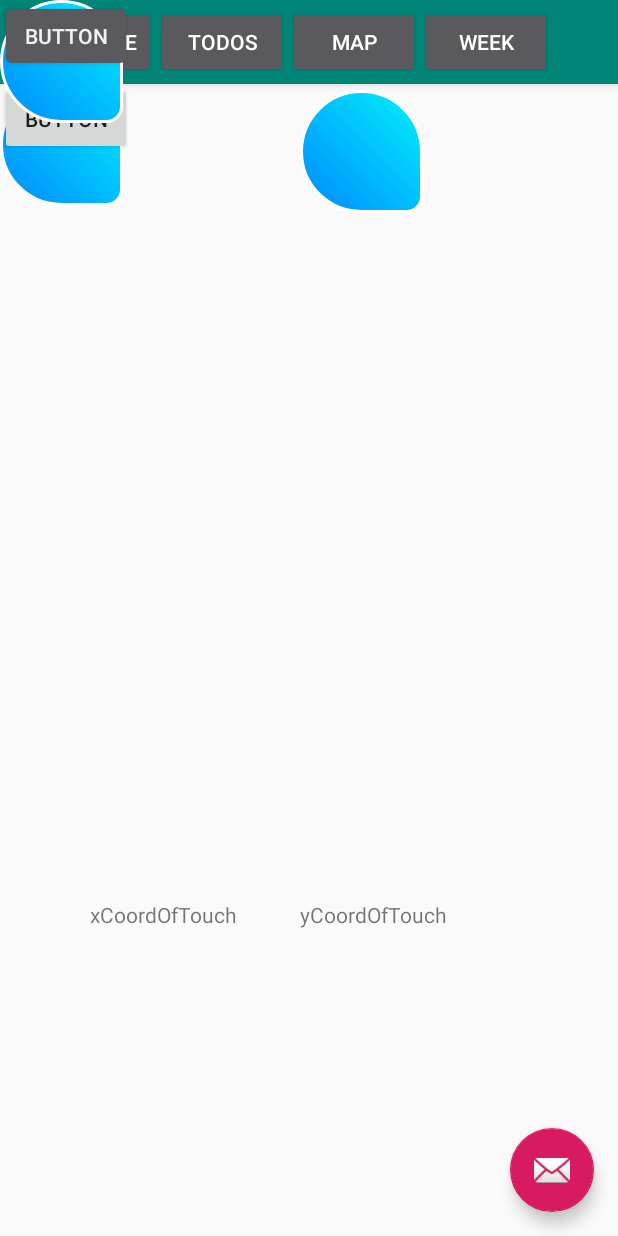
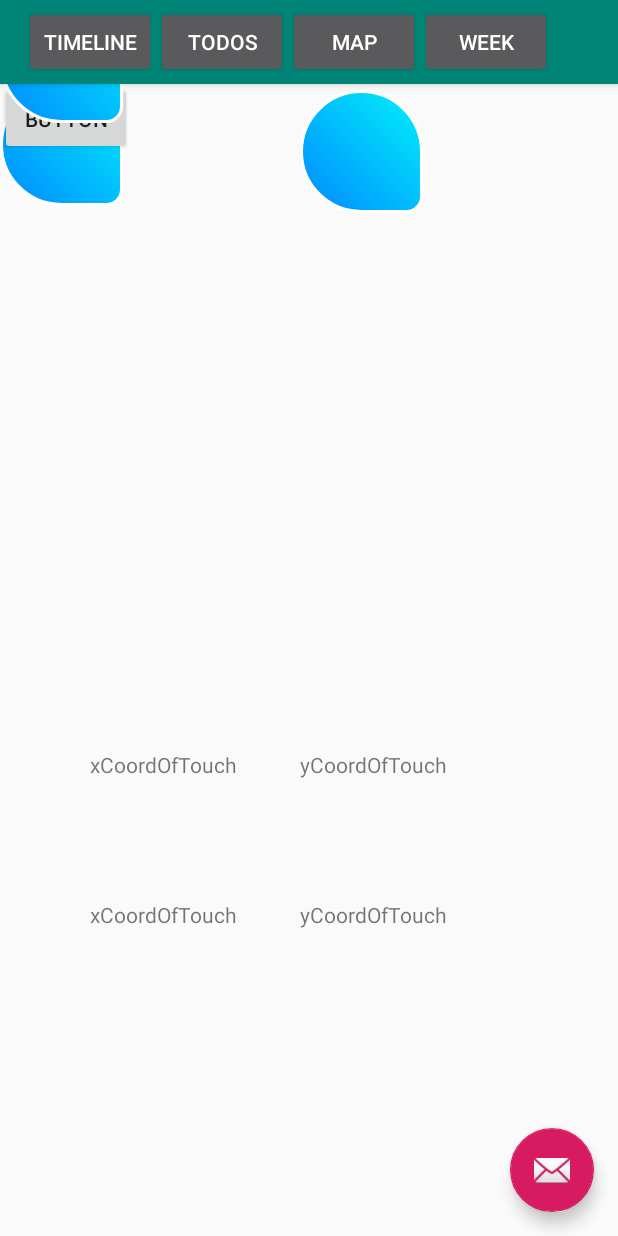
Before and after one commit to player1s/ChecklistExtendedNew, an Android app: the mapOfUnderstanding screen opened directly, with no data from a screen before it, after a tap on an icon or button, on a phone screen of 412 x 824 dp. Run offline under Robolectric (Android 15) with nearby library versions, the phone set to English and light mode, and no system bars.

Commit message:
halfway to 5th step

```diff
--- a/app/src/main/java/com/example/checklistextended/mapOfUnderstanding.java
+++ b/app/src/main/java/com/example/checklistextended/mapOfUnderstanding.java
@@ -42,12 +42,15 @@ public class mapOfUnderstanding extends AppCompatActivity {
 
         final TextView xCoord = findViewById(R.id.xCoordOfTouch);
         final TextView yCoord = findViewById(R.id.yCoordOfTouch);
+        final TextView xCoord2 = findViewById(R.id.xCoordOfTouch2);
+        final TextView yCoord2 = findViewById(R.id.yCoordOfTouch2);
         final CoordinatorLayout coordinatorLayoutInMap = findViewById(R.id.coordinatorlayoutForMap);
         final RelativeLayout conceptInMapSinglePiece = findViewById(R.id.conceptInMap);
+        final RelativeLayout sub = findViewById(R.id.sub);
         final ImageView image = findViewById(R.id.my_image_view);
         Button buttonOnImage = findViewById(R.id.buttonOnImage);
         final boolean[] isMapBtnPressed = {false};
-        final ViewGroup viewGroup = (ViewGroup) findViewById(android.R.id.content);
+        final ViewGroup viewGroup = (ViewGroup) findViewById(R.id.coordinatorlayoutForMap);
         final ArrayList<View> inflatedElements = new ArrayList<>();
 
 
@@ -111,7 +114,7 @@ public class mapOfUnderstanding extends AppCompatActivity {
         final FloatingActionButton fabInMap = (FloatingActionButton) findViewById(R.id.fabInMap);
         fabInMap.setOnClickListener(new View.OnClickListener() {
             public void onClick(View v) {
-                final View inflatedConcept = LayoutInflater.from(getApplicationContext()).inflate(R.layout.conceptinmap,null);
+                final View inflatedConcept = LayoutInflater.from(getApplicationContext()).inflate(R.layout.conceptinmap,null, false);
                 inflatedConcept.setId(View.generateViewId());
                 inflatedElements.add(inflatedConcept);
                 viewGroup.addView(inflatedConcept);
@@ -120,6 +123,8 @@ public class mapOfUnderstanding extends AppCompatActivity {
                     public boolean onTouch(View v, MotionEvent event) {
 
                         if (event.getAction() == MotionEvent.ACTION_DOWN) {
+                            xCoord2.setText(String.valueOf(event.getX()) + " x");
+                            yCoord2.setText(String.valueOf(event.getY()) + " y");
                                 v.setX(event.getX());
                                 v.setY(event.getY());
                                 isMapBtnPressed[0] = false;
--- a/app/src/main/res/layout/mapofunderstanding.xml
+++ b/app/src/main/res/layout/mapofunderstanding.xml
@@ -104,4 +104,27 @@
         android:layout_marginTop="600dp"
         android:text="yCoordOfTouch" />
 
+    <TextView
+        android:id="@+id/xCoordOfTouch2"
+        android:layout_width="wrap_content"
+        android:layout_height="wrap_content"
+        android:layout_marginLeft="60dp"
+        android:layout_marginTop="500dp"
+        android:text="xCoordOfTouch" />
+
+    <TextView
+        android:id="@+id/yCoordOfTouch2"
+        android:layout_width="wrap_content"
+        android:layout_height="wrap_content"
+        android:layout_marginLeft="200dp"
+        android:layout_marginTop="500dp"
+        android:text="yCoordOfTouch" />
+
+    <RelativeLayout
+        android:layout_width="match_parent"
+        android:layout_height="match_parent"
+        android:id="@+id/sub">
+
+    </RelativeLayout>
+
 </androidx.coordinatorlayout.widget.CoordinatorLayout>
```
